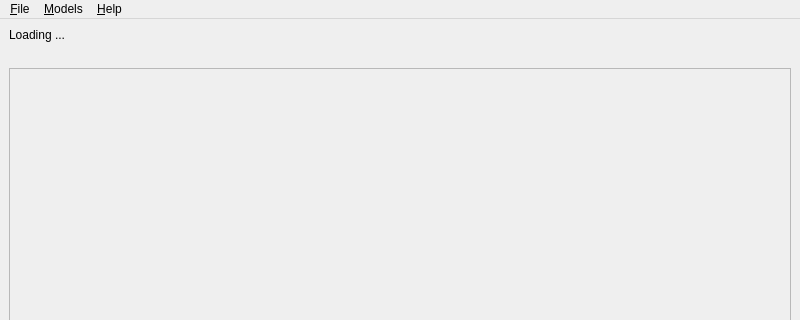
Above: ui/mainwindow.ui from tim-gromeyer/VoiceAssistant before the change; both pictures show x 0 to 800 and y 0 to 320 of the 800 by 600 pixel window. Below: the same form after it.
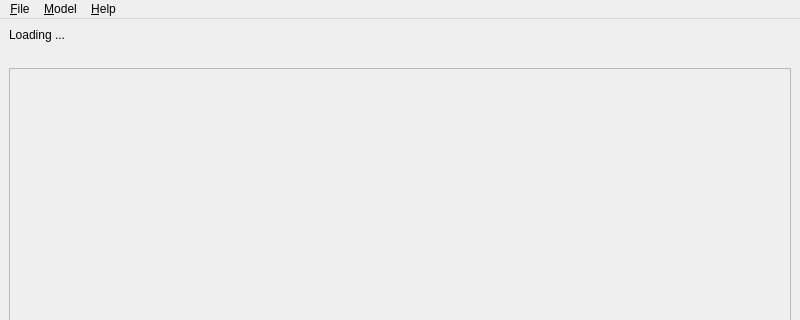
That is the form after the change.

Commit message: Use QScopePointer's, Added posibility to check if voice model constains word

What changed in the file:
```diff
--- a/ui/mainwindow.ui
+++ b/ui/mainwindow.ui
@@ -82,7 +82,7 @@
    </widget>
    <widget class="QMenu" name="menu_Models">
     <property name="title">
-     <string>&amp;Models</string>
+     <string>&amp;Model</string>
     </property>
     <widget class="QMenu" name="menuLoad_model">
      <property name="title">
```
Left out of the diff: 29 changed lines with no effect on the pictures. The commit also changes 10 other files.
